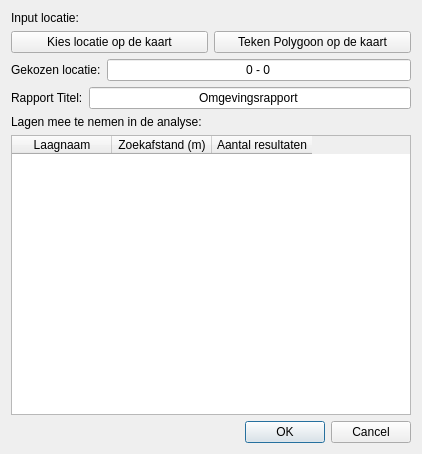
First picture: the form in ui_OmgevingsAnalyseDlg.ui, repository milieuinfo/OmgevingsAnalyse, before the edit.
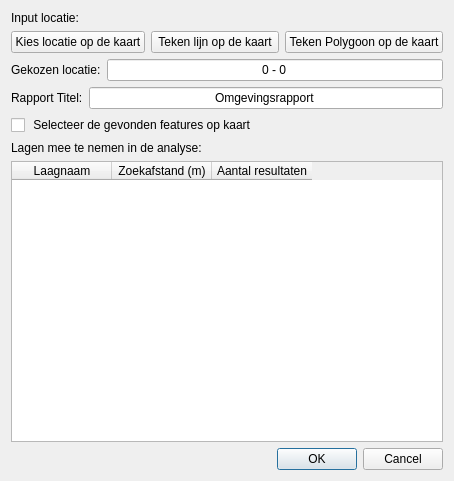
Second picture: the form after the edit. Icons and pictures are not drawn.

Diff of the .ui file:
```diff
--- a/ui_OmgevingsAnalyseDlg.ui
+++ b/ui_OmgevingsAnalyseDlg.ui
@@ -6,8 +6,8 @@
    <rect>
     <x>0</x>
     <y>0</y>
-    <width>422</width>
-    <height>454</height>
+    <width>454</width>
+    <height>481</height>
    </rect>
   </property>
   <property name="windowTitle">
@@ -34,6 +34,13 @@
        </property>
       </widget>
      </item>
+     <item>
+      <widget class="QPushButton" name="lineLocationBtn">
+       <property name="text">
+        <string>Teken lijn op de kaart</string>
+       </property>
+      </widget>
+     </item>
      <item>
       <widget class="QPushButton" name="polyLocationBtn">
        <property name="text">
@@ -88,6 +95,13 @@
      </item>
     </layout>
    </item>
+   <item>
+    <widget class="QCheckBox" name="selFeatsChk">
+     <property name="text">
+      <string> Selecteer de gevonden features op kaart</string>
+     </property>
+    </widget>
+   </item>
    <item>
     <widget class="QLabel" name="label">
      <property name="text">
```
